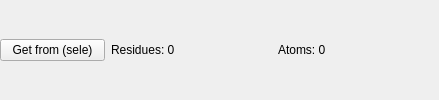
Qt form widgets/qm_part_selector.ui (vanderkamp/enlighten2-pymol) before a commit.
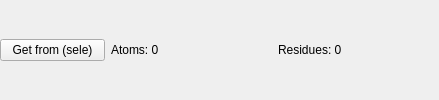
The same form after that commit. Custom widgets are drawn as their Qt base class.

Commit message: Implement QM part selection

```diff
--- a/widgets/qm_part_selector.ui
+++ b/widgets/qm_part_selector.ui
@@ -35,7 +35,7 @@
     </widget>
    </item>
    <item>
-    <widget class="ElidedLabel" name="resInfoLabel">
+    <widget class="ElidedLabel" name="atomsInfoLabel">
      <property name="minimumSize">
       <size>
        <width>161</width>
@@ -43,12 +43,12 @@
       </size>
      </property>
      <property name="text">
-      <string>Residues: 0</string>
+      <string>Atoms: 0</string>
      </property>
     </widget>
    </item>
    <item>
-    <widget class="ElidedLabel" name="atomsInfoLabel">
+    <widget class="ElidedLabel" name="resInfoLabel">
      <property name="minimumSize">
       <size>
        <width>161</width>
@@ -56,7 +56,7 @@
       </size>
      </property>
      <property name="text">
-      <string>Atoms: 0</string>
+      <string>Residues: 0</string>
      </property>
     </widget>
    </item>
```
The commit also changes 2 other files.
